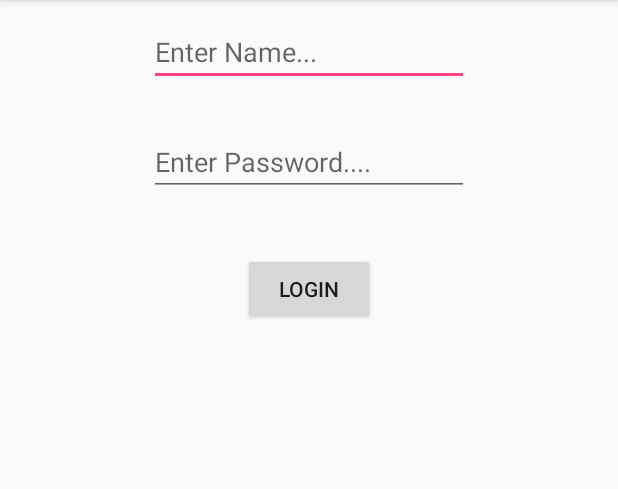
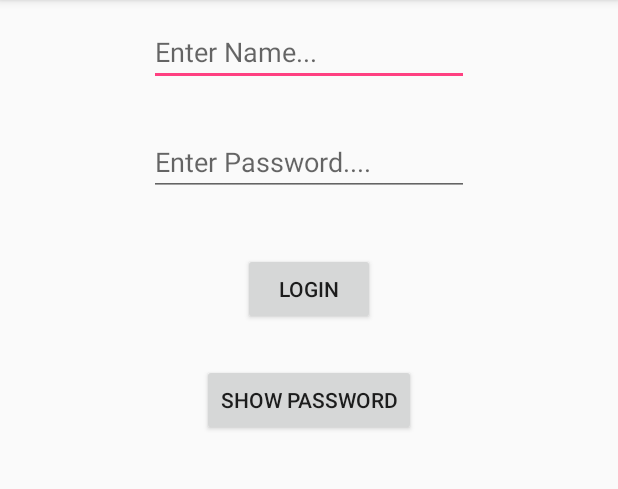
Before and after one commit to DikshitKumar/Android, an Android app: the screen it shows after launch (MainActivity), on a phone screen of 412 x 824 dp, the part 84-573 px from its top. Run offline under Robolectric (Android 15) with nearby library versions, the phone set to English and light mode, and no system bars.

Commit message:
Toast Demo

```diff
--- a/ButtonDemo/app/src/main/java/com/example/dikshitkumarjain/buttondemo/MainActivity.java
+++ b/ButtonDemo/app/src/main/java/com/example/dikshitkumarjain/buttondemo/MainActivity.java
@@ -5,6 +5,7 @@ import android.os.Bundle;
 import android.util.Log;
 import android.view.View;
 import android.widget.EditText;
+import android.widget.Toast;
 
 public class MainActivity extends AppCompatActivity {
 
@@ -25,6 +26,13 @@ public class MainActivity extends AppCompatActivity {
 
     }
 
+    public void showPassword(View view) {
+        EditText passwordTextField = findViewById(R.id.passwordText);
+        Toast.makeText(MainActivity.this, "Entered Password is :" + passwordTextField.getText().toString(), Toast.LENGTH_LONG).show();
+
+    }
+
+
     @Override
     protected void onCreate(Bundle savedInstanceState) {
         super.onCreate(savedInstanceState);
--- a/ButtonDemo/app/src/main/res/layout/activity_main_login.xml
+++ b/ButtonDemo/app/src/main/res/layout/activity_main_login.xml
@@ -42,5 +42,15 @@
             android:layout_marginTop="38dp"
             android:onClick="login"
             android:text="Login" />
+
+        <Button
+            android:id="@+id/showPassword"
+            android:layout_width="wrap_content"
+            android:layout_height="wrap_content"
+            android:layout_below="@+id/loginBtn"
+            android:layout_centerHorizontal="true"
+            android:layout_marginTop="26dp"
+            android:onClick="showPassword"
+            android:text="Show Password" />
     </RelativeLayout>
 </android.support.constraint.ConstraintLayout>
```
